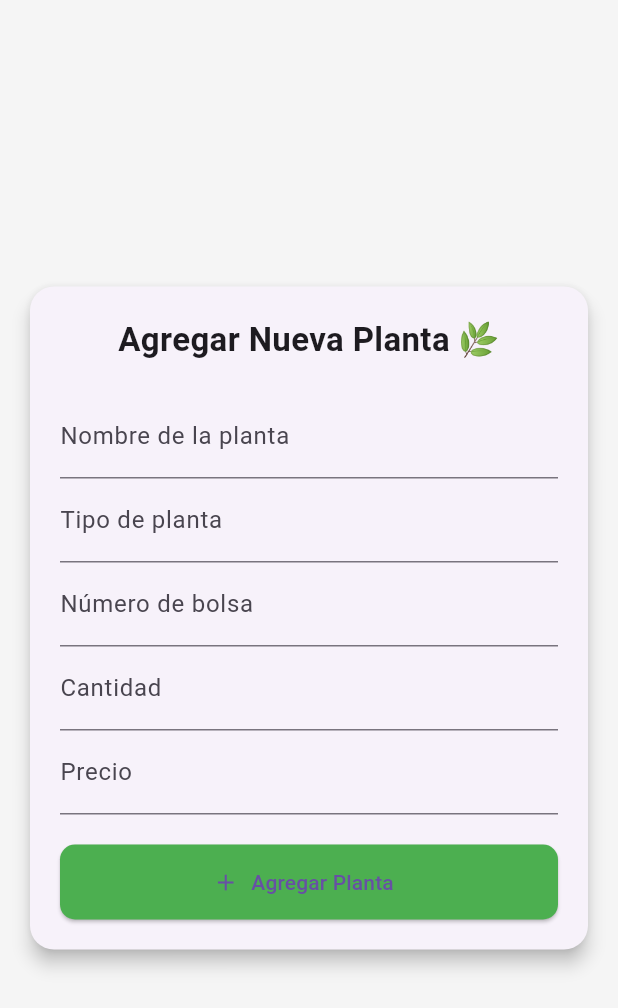
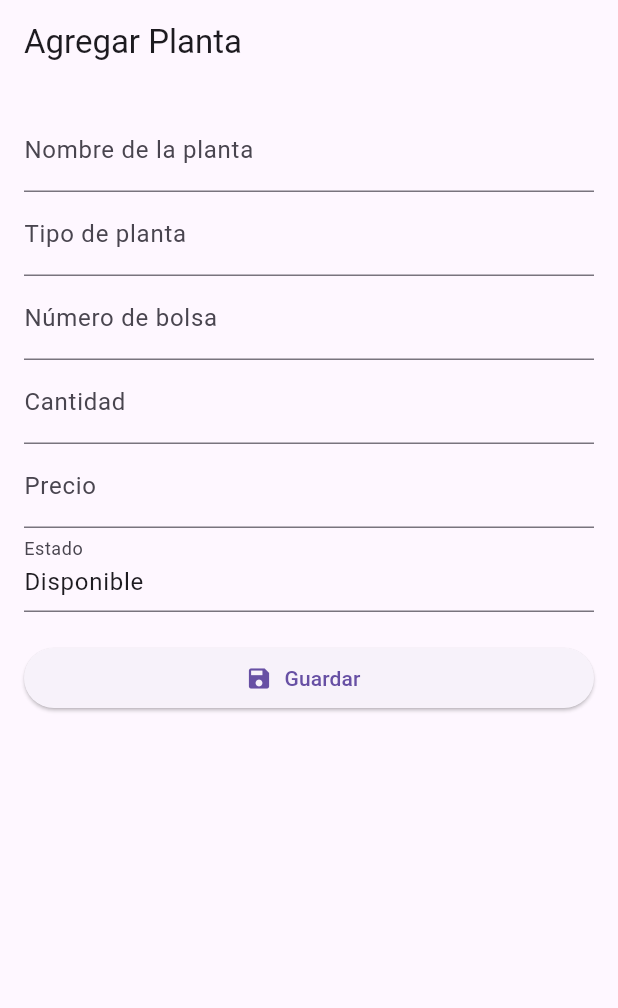
Before and after one commit to natalia482/inventivo_viveros, a Flutter app: the AgregarPlantaScreen screen opened directly, on a phone screen of 412 x 824 dp. Shown: the top 1008 px of the screen. Run offline on Flutter 3.47's test engine with Material 3 defaults, Android fonts, the phone set to English and light mode, and no system bars; our stand-ins replace shared_preferences; accounts and stored records are empty.

Commit message:
CRUD PLANTAS FUNCIONAL

```diff
--- a/lib/models/planta_model.dart
+++ b/lib/models/planta_model.dart
@@ -6,7 +6,7 @@ class Planta {
   final int cantidad;
   final double price;
   final String estado;
-  final DateTime fechaRegistro;
+
 
   Planta({
     required this.id,
@@ -16,7 +16,6 @@ class Planta {
     required this.cantidad,
     required this.price,
     required this.estado,
-    required this.fechaRegistro,
   });
 
   factory Planta.fromJson(Map<String, dynamic> json) {
@@ -28,7 +27,6 @@ class Planta {
       cantidad: int.parse(json['cantidad'].toString()),
       price: double.parse(json['price'].toString()),
       estado: json['estado'] ?? 'Disponible',
-      fechaRegistro: DateTime.tryParse(json['fecha_registro'] ?? '') ?? DateTime.now(),
     );
   }
 
--- a/lib/screens/plantas/agregar_plantas.dart
+++ b/lib/screens/plantas/agregar_plantas.dart
@@ -3,7 +3,9 @@ import 'package:inventivo_viveros/models/planta_model.dart';
 import 'package:inventivo_viveros/services/planta_service.dart';
 
 class AgregarPlantaScreen extends StatefulWidget {
-  const AgregarPlantaScreen({super.key});
+  final VoidCallback? onGuardado;
+
+  const AgregarPlantaScreen({super.key, this.onGuardado});
 
   @override
   State<AgregarPlantaScreen> createState() => _AgregarPlantaScreenState();
@@ -11,137 +13,96 @@ class AgregarPlantaScreen extends StatefulWidget {
 
 class _AgregarPlantaScreenState extends State<AgregarPlantaScreen> {
   final _formKey = GlobalKey<FormState>();
-  final TextEditingController nameController = TextEditingController();
-  final TextEditingController typeController = TextEditingController();
-  final TextEditingController numberBagController = TextEditingController();
-  final TextEditingController cantidadController = TextEditingController();
-  final TextEditingController priceController = TextEditingController();
+  final _service = PlantasService();
+  bool _isSaving = false;
 
-  bool isLoading = false;
+  final _nameCtrl = TextEditingController();
+  final _typeCtrl = TextEditingController();
+  final _bagCtrl = TextEditingController();
+  final _cantidadCtrl = TextEditingController();
+  final _priceCtrl = TextEditingController();
+  final _estadoCtrl = TextEditingController(text: 'Disponible');
 
-  @override
-  void dispose() {
-    nameController.dispose();
-    typeController.dispose();
-    numberBagController.dispose();
-    cantidadController.dispose();
-    priceController.dispose();
-    super.dispose();
-  }
+  Future<void> _guardarPlanta() async {
+    if (_formKey.currentState!.validate()) {
+      setState(() => _isSaving = true);
 
-
-
-  Future<void> _agregarPlanta() async {
-    if (!_formKey.currentState!.validate()) return;
-
-    setState(() => isLoading = true);
-
-    try {
       final planta = Planta(
         id: 0,
-        nameplants: nameController.text.trim(),
-        typeplants: typeController.text.trim(),
-        numberbag: numberBagController.text.trim(),
-        cantidad: int.tryParse(cantidadController.text) ?? 0,
-        price: double.tryParse(priceController.text) ?? 0.0,
-        estado: "Disponible",
-        fechaRegistro: DateTime.now(),
+        nameplants: _nameCtrl.text.trim(),
+        typeplants: _typeCtrl.text.trim(),
+        numberbag: _bagCtrl.text.trim(),
+        cantidad: int.parse(_cantidadCtrl.text),
+        price: double.parse(_priceCtrl.text),
+        estado: _estadoCtrl.text.trim(),
       );
 
-      final success = await PlantasService().agregarPlanta(planta);
+      final ok = await _service.agregarPlanta(planta);
 
-      setState(() => isLoading = false);
+      setState(() => _isSaving = false);
 
-      if (success) {
+      if (ok && mounted) {
         ScaffoldMessenger.of(context).showSnackBar(
           const SnackBar(content: Text('✅ Planta agregada correctamente')),
         );
-        _formKey.currentState!.reset();
-        nameController.clear();
-        typeController.clear();
-        numberBagController.clear();
-        cantidadController.clear();
-        priceController.clear();
+        widget.onGuardado?.call();
+        _nameCtrl.clear();
+        _typeCtrl.clear();
+        _bagCtrl.clear();
+        _cantidadCtrl.clear();
+        _priceCtrl.clear();
       } else {
         ScaffoldMessenger.of(context).showSnackBar(
-          const SnackBar(content: Text('La planta ya existe')),
+          const SnackBar(content: Text('🚨 La planta ya existe o ocurrió un error')),
         );
       }
-    } catch (e) {
-      setState(() => isLoading = false);
-      ScaffoldMessenger.of(context).showSnackBar(
-        SnackBar(content: Text('🚨 Error: $e')),
-      );
     }
   }
 
   @override
   Widget build(BuildContext context) {
     return Scaffold(
-      backgroundColor: Colors.grey[100],
-      body: Center(
-        child: SingleChildScrollView(
+      appBar: AppBar(title: const Text('Agregar Planta')),
+      body: Padding(
         padding: const EdgeInsets.all(16.0),
-          child: Card(
-            elevation: 5,
-            shape: RoundedRectangleBorder(borderRadius: BorderRadius.circular(16)),
-            child: Padding(
-              padding: const EdgeInsets.all(20),
         child: Form(
           key: _formKey,
-                child: Column(
-                  mainAxisSize: MainAxisSize.min,
+          child: ListView(
             children: [
-                    const Text(
-                      "Agregar Nueva Planta 🌿",
-                      style: TextStyle(fontSize: 22, fontWeight: FontWeight.bold),
-                    ),
-                    const SizedBox(height: 20),
               TextFormField(
-                      controller: nameController,
-                      decoration: const InputDecoration(labelText: "Nombre de la planta"),
-                      validator: (value) => value!.isEmpty ? "Campo obligatorio" : null,
+                controller: _nameCtrl,
+                decoration: const InputDecoration(labelText: 'Nombre de la planta'),
+                validator: (v) => v!.isEmpty ? 'Campo requerido' : null,
               ),
               TextFormField(
-                      controller: typeController,
-                      decoration: const InputDecoration(labelText: "Tipo de planta"),
+                controller: _typeCtrl,
+                decoration: const InputDecoration(labelText: 'Tipo de planta'),
               ),
               TextFormField(
-                      controller: numberBagController,
-                      decoration: const InputDecoration(labelText: "Número de bolsa"),
-                      validator: (value) => value!.isEmpty ? "Campo obligatorio" : null,
+                controller: _bagCtrl,
+                decoration: const InputDecoration(labelText: 'Número de bolsa'),
               ),
               TextFormField(
-                      controller: cantidadController,
+                controller: _cantidadCtrl,
+                decoration: const InputDecoration(labelText: 'Cantidad'),
                 keyboardType: TextInputType.number,
-                      decoration: const InputDecoration(labelText: "Cantidad"),
-                      validator: (value) => value!.isEmpty ? "Campo obligatorio" : null,
               ),
               TextFormField(
-                      controller: priceController,
+                controller: _priceCtrl,
+                decoration: const InputDecoration(labelText: 'Precio'),
                 keyboardType: TextInputType.number,
-                      decoration: const InputDecoration(labelText: "Precio"),
-                      validator: (value) => value!.isEmpty ? "Campo obligatorio" : null,
+              ),
+              TextFormField(
+                controller: _estadoCtrl,
+                decoration: const InputDecoration(labelText: 'Estado'),
               ),
               const SizedBox(height: 20),
               ElevatedButton.icon(
-                      onPressed: isLoading ? null : _agregarPlanta,
-                      icon: const Icon(Icons.add),
-                      label: isLoading
-                          ? const CircularProgressIndicator(color: Colors.white)
-                          : const Text("Agregar Planta"),
-                      style: ElevatedButton.styleFrom(
-                        backgroundColor: Colors.green,
-                        minimumSize: const Size(double.infinity, 50),
-                        shape: RoundedRectangleBorder(
-                          borderRadius: BorderRadius.circular(10),
-                        ),
-                      ),
+                onPressed: _isSaving ? null : _guardarPlanta,
+                icon: const Icon(Icons.save),
+                label: const Text('Guardar'),
               ),
             ],
-                ),
-              ),
-            ),
           ),
         ),
       ),
```
Also changed, not shown: lib/screens/dashboard.dart (+46 -13 lines), lib/screens/plantas/editar_plantas.dart (+16 -28 lines), lib/screens/plantas/lista_plantas.dart (+37 -39 lines). Lines whose indentation alone changed are shown as unchanged.
